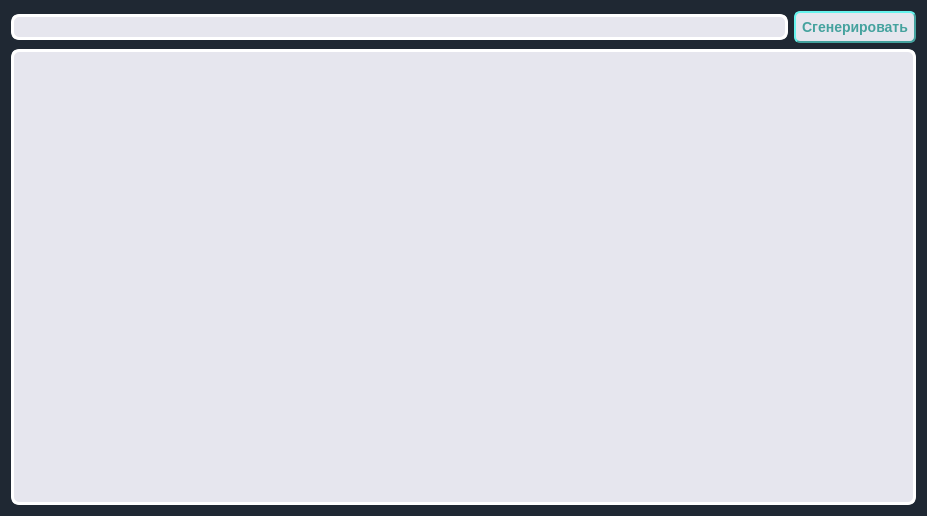
Before: the Qt Designer form ui/GenerationTaskWindow.ui in kiozet/TaskManagerWithAI, drawn with Qt 5.
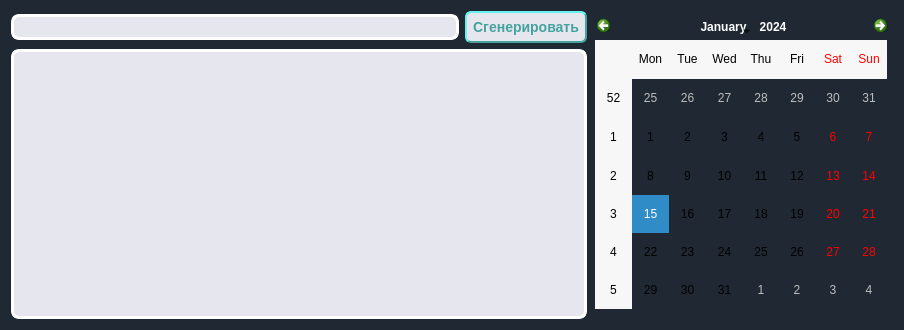
After: the same form once the commit is applied.

What changed in the file:
```diff
--- a/ui/GenerationTaskWindow.ui
+++ b/ui/GenerationTaskWindow.ui
@@ -9,8 +9,8 @@
    <rect>
     <x>0</x>
     <y>0</y>
-    <width>927</width>
-    <height>516</height>
+    <width>904</width>
+    <height>330</height>
    </rect>
   </property>
   <property name="sizePolicy">
@@ -19,6 +19,12 @@
     <verstretch>0</verstretch>
    </sizepolicy>
   </property>
+  <property name="minimumSize">
+   <size>
+    <width>904</width>
+    <height>330</height>
+   </size>
+  </property>
   <property name="windowTitle">
    <string>Frame</string>
   </property>
@@ -115,6 +121,19 @@
      </item>
     </layout>
    </item>
+   <item>
+    <widget class="QCalendarWidget" name="calendarWidget">
+     <property name="maximumSize">
+      <size>
+       <width>300</width>
+       <height>300</height>
+      </size>
+     </property>
+     <property name="styleSheet">
+      <string notr="true"/>
+     </property>
+    </widget>
+   </item>
   </layout>
  </widget>
  <resources/>
```
